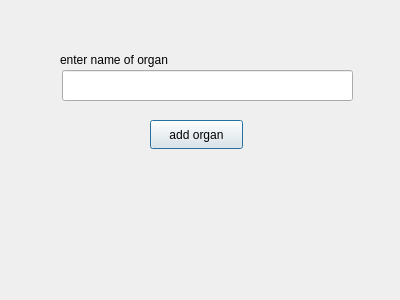
The window that dialog_add_organ.ui (annishelion/ap-projet) describes before a commit, drawn with Qt 5.
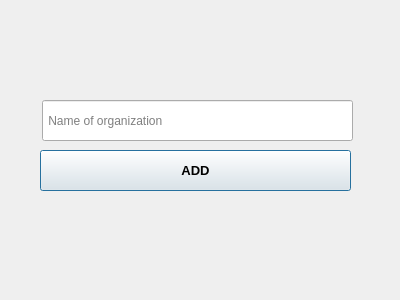
The same window after the commit.

The edit to the form file:
```diff
--- a/dialog_add_organ.ui
+++ b/dialog_add_organ.ui
@@ -13,40 +13,36 @@
   <property name="windowTitle">
    <string>Dialog</string>
   </property>
-  <widget class="QLabel" name="label">
-   <property name="geometry">
-    <rect>
-     <x>60</x>
-     <y>50</y>
-     <width>151</width>
-     <height>20</height>
-    </rect>
-   </property>
-   <property name="text">
-    <string>enter name of organ</string>
-   </property>
-  </widget>
   <widget class="QLineEdit" name="add_organ_input">
    <property name="geometry">
     <rect>
-     <x>62</x>
-     <y>70</y>
-     <width>291</width>
-     <height>31</height>
+     <x>42</x>
+     <y>100</y>
+     <width>311</width>
+     <height>41</height>
     </rect>
    </property>
+   <property name="placeholderText">
+    <string> Name of organization</string>
+   </property>
   </widget>
   <widget class="QPushButton" name="add_organ_btn">
    <property name="geometry">
     <rect>
-     <x>150</x>
-     <y>120</y>
-     <width>93</width>
-     <height>29</height>
+     <x>40</x>
+     <y>150</y>
+     <width>311</width>
+     <height>41</height>
     </rect>
    </property>
+   <property name="font">
+    <font>
+     <pointsize>10</pointsize>
+     <bold>true</bold>
+    </font>
+   </property>
    <property name="text">
-    <string>add organ</string>
+    <string>ADD</string>
    </property>
   </widget>
  </widget>
```
